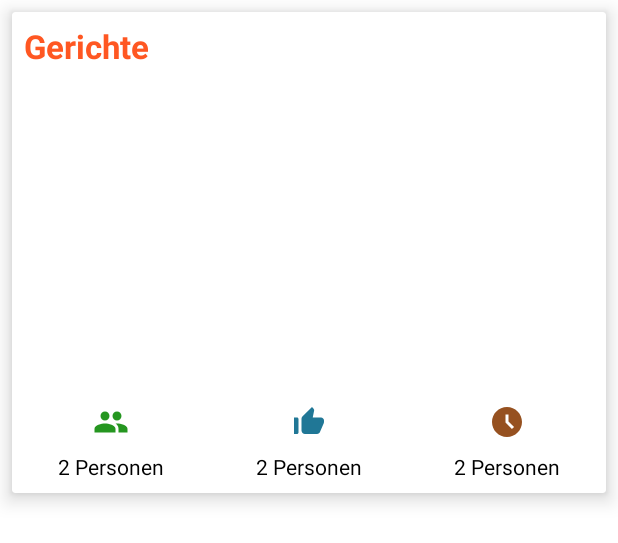
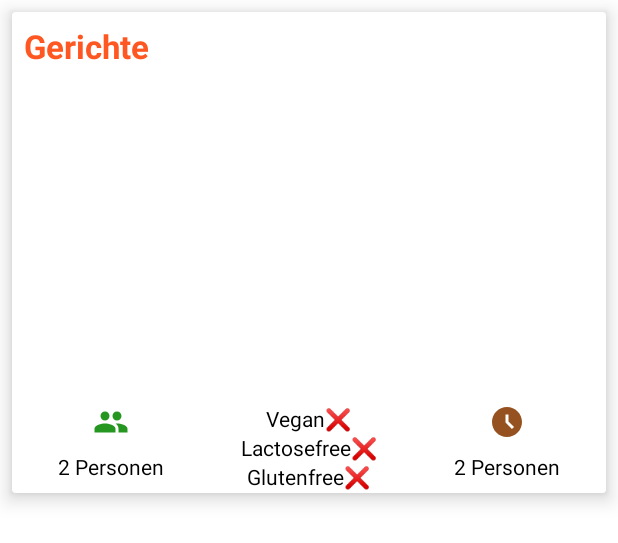
Before and after one commit to JanSpecovius/Recipe-Research, an Android app: the layout list_random_recipe.xml on its own in the app's theme, with its tools: preview values and no code run, on a phone screen of 412 x 824 dp. Shown: the top 543 px of the screen. Run offline under Robolectric (Android 15) with nearby library versions, the phone set to English and light mode, and no system bars.

Commit message:
added info

```diff
--- a/app/src/main/java/com/example/recipe_research/MainActivity.java
+++ b/app/src/main/java/com/example/recipe_research/MainActivity.java
@@ -276,9 +276,9 @@ public class MainActivity extends AppCompatActivity implements PopupMenu.OnMenuI
         if(_lactoseFree){
 
             if(temp.equals("")){
-                temp = "lactose free";
+                temp = "dairy free";
             }else {
-                temp = temp +",lactose free";
+                temp = temp +",dairy free";
             }
 
         }
--- a/app/src/main/res/layout/list_random_recipe.xml
+++ b/app/src/main/res/layout/list_random_recipe.xml
@@ -69,19 +69,32 @@
                 android:layout_weight="1"
                 android:orientation="vertical">
 
-                <ImageView
-                    android:src="@drawable/ic_likes"
+                <TextView
+                    android:id="@+id/textView_alergys"
                     android:layout_width="wrap_content"
-                    android:layout_height="wrap_content" />
+                    android:layout_height="wrap_content"
+                    android:text="Vegan❌"
+                    android:textColor="@color/black"
+                    android:textSize="14sp"
+                    android:padding="0dp" />
 
                 <TextView
-                    android:id="@+id/textView_likes"
+                    android:id="@+id/textView_lactoseCheck"
                     android:layout_width="wrap_content"
                     android:layout_height="wrap_content"
-                    android:text="2 Personen"
+                    android:text="Lactosefree❌"
                     android:textColor="@color/black"
                     android:textSize="14sp"
-                    android:padding="8dp" />
+                    android:padding="0dp" />
+
+                <TextView
+                    android:id="@+id/textView_glutenCheck"
+                    android:layout_width="wrap_content"
+                    android:layout_height="wrap_content"
+                    android:text="Glutenfree❌"
+                    android:textColor="@color/black"
+                    android:textSize="14sp"
+                    android:padding="0dp" />
 
             </LinearLayout>
 
@@ -108,6 +121,7 @@
 
             </LinearLayout>
         </LinearLayout>
+
     </LinearLayout>
 
 </androidx.cardview.widget.CardView>
```
Also changed, not shown: app/src/main/java/com/example/recipe_research/Adapters/RandomRecipeAdapter.java (+35 -3 lines).
